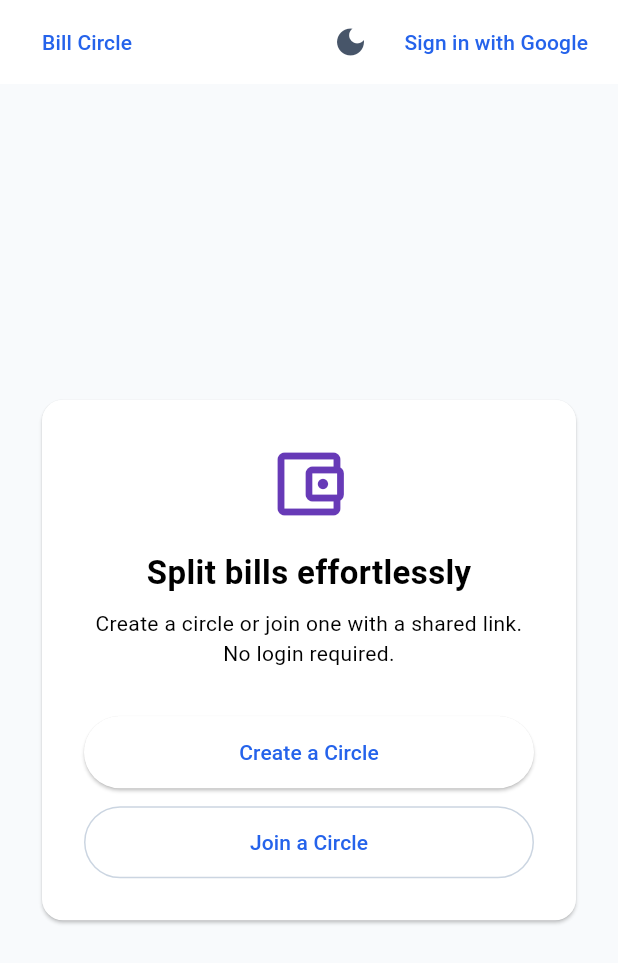
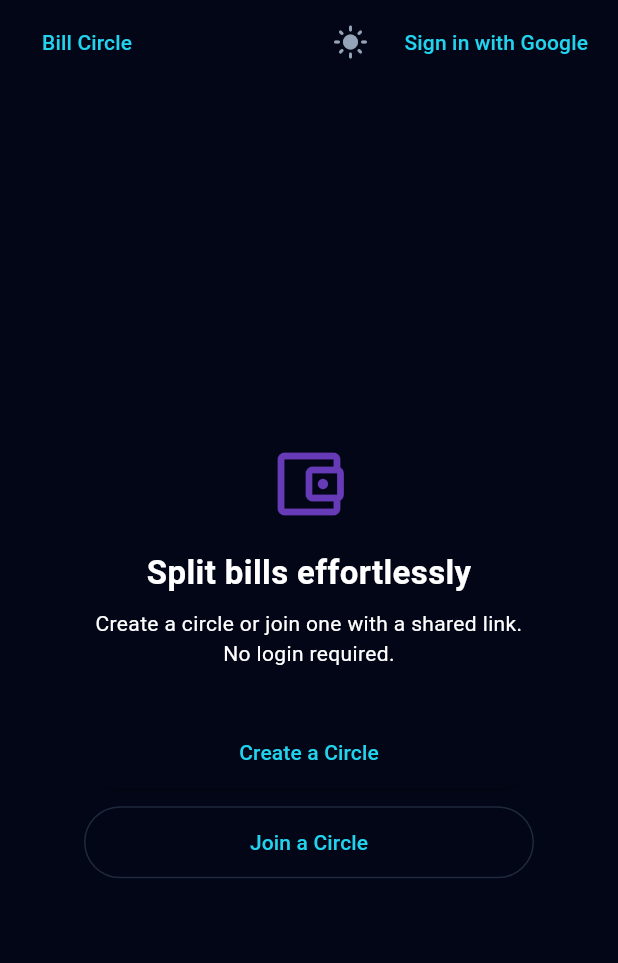
Before and after one commit to AkhilSuthapalli/BillCircle, a Flutter app: the screen it shows after launch, on a phone screen of 412 x 824 dp. Shown: the top 963 px of the screen. Run offline on Flutter 3.47's test engine with Material 3 defaults, Android fonts, the phone set to English and light mode, and no system bars; our stand-ins replace cloud_firestore, firebase_auth, firebase_core; missing offline and left inert: dart:js_interop; accounts and stored records are empty.

Commit message:
Resolved lag in theme toggling
created init stream to reduce multiple invocations during toggling,

```diff
--- a/lib/main.dart
+++ b/lib/main.dart
@@ -33,38 +33,50 @@ void main() async {
   );
 }
 
-class MyApp extends StatelessWidget {
-
+class MyApp extends StatefulWidget {
   final String? token;
   final String? action;
   const MyApp({super.key, required this.token, required this.action});
 
-  Widget _defineAction(){
+  @override
+  State<MyApp> createState() => _MyAppState();
+}
 
-    if (action == "create") {
-      print("Action Create received");
-      return const CreateCircleScreen();
-    }else if(token != '' && token != null){
-      print("Found token $token, loading it");
-      return LoadCircleScreen(token: token!);
-    }else {
-      print("Default");
-      return MainScreen(token: token);
-    }
+class _MyAppState extends State<MyApp> {
+  // We store the widget in a variable so it never changes
+  // when the theme toggles.
+  late Widget _initialScreen;
 
+  @override
+  void initState() {
+    super.initState();
+    // Logic runs ONCE at startup
+    _initialScreen = _defineAction();
   }
 
+  Widget _defineAction() {
+    if (widget.action == "create") {
+      return const CreateCircleScreen();
+    } else if (widget.token != '' && widget.token != null) {
+      return LoadCircleScreen(token: widget.token!);
+    } else {
+      return MainScreen(token: widget.token);
+    }
+  }
 
   @override
   Widget build(BuildContext context) {
+    // This watch only triggers a repaint of colors now,
+    // it doesn't re-run _defineAction()
     final theme = context.watch<ThemeController>();
+
     return MaterialApp(
       title: AppConstants.appName,
       debugShowCheckedModeBanner: false,
       theme: AppTheme.light,
       darkTheme: AppTheme.dark,
       themeMode: theme.mode,
-      home: _defineAction(),
+      home: _initialScreen, // Use the cached variable
     );
   }
 }
--- a/lib/models/circle_model.dart
+++ b/lib/models/circle_model.dart
@@ -37,7 +37,7 @@ class CircleModel {
     return CircleModel(
       id: doc.id,
       name: data['name'],
-      description: data['name'],
+      description: data['description'],
       visibility: data['visibility'],
       currencyCode: data['currencyCode'],
       accessToken: data['accessToken'],
--- a/lib/utils/theme_controller.dart
+++ b/lib/utils/theme_controller.dart
@@ -1,7 +1,7 @@
 import 'package:flutter/material.dart';
 
 class AppTheme {
-  static ThemeData light = ThemeData(
+  static final ThemeData light = ThemeData(
     useMaterial3: true,
     brightness: Brightness.light,
     colorScheme: ColorScheme(
@@ -39,7 +39,7 @@ class AppTheme {
     textTheme: Typography.material2021().black,
   );
 
-  static ThemeData dark = ThemeData(
+  static final ThemeData dark = ThemeData(
     useMaterial3: true,
     brightness: Brightness.dark,
     colorScheme: ColorScheme(
@@ -80,7 +80,7 @@ class AppTheme {
 
 
 class ThemeController extends ChangeNotifier {
-  ThemeMode _mode = ThemeMode.system;
+  ThemeMode _mode = ThemeMode.dark;
 
   ThemeMode get mode => _mode;
 
```
Also changed, not shown: lib/circle_screen.dart (+14 -7 lines), 1 other file.
